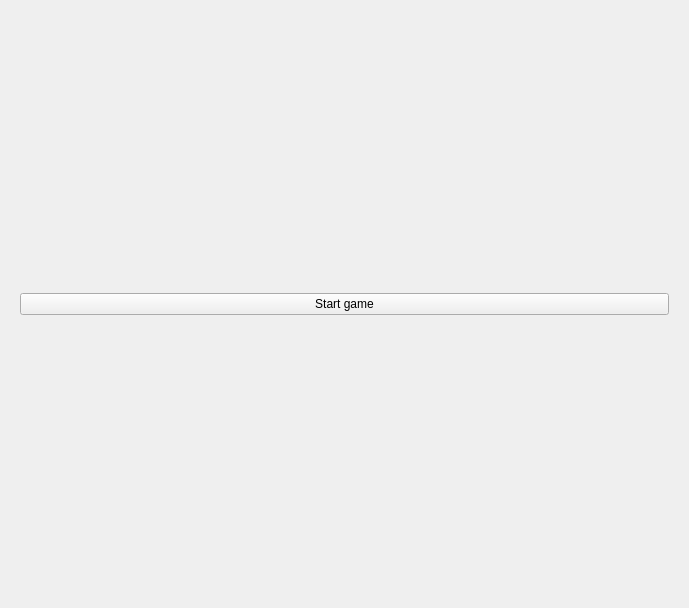
Old version of the form title.ui in the repository andrewreeman/staffGames.
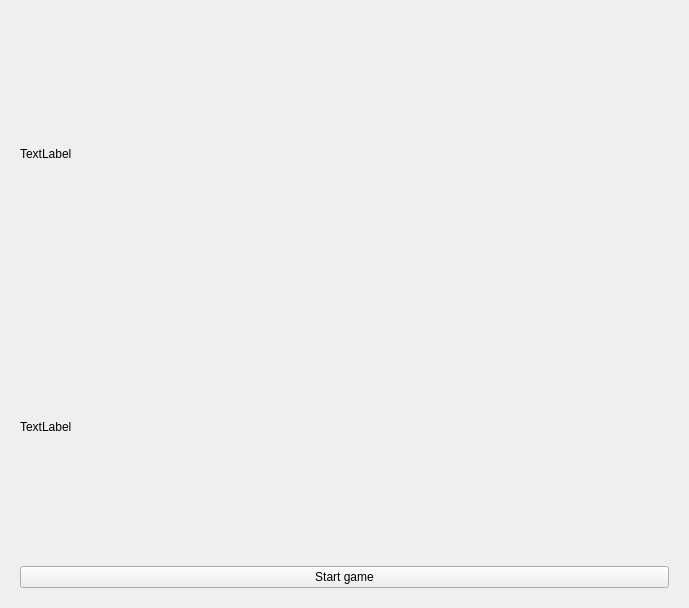
New version of the form. The open tabs and pages were chosen to show the change.

Commit message: With adding a user

The edit to the form file:
```diff
--- a/title.ui
+++ b/title.ui
@@ -68,6 +68,20 @@
      </widget>
      <widget class="QWidget" name="page_3">
       <layout class="QVBoxLayout" name="verticalLayout_5">
+       <item>
+        <widget class="QLabel" name="userName">
+         <property name="text">
+          <string>TextLabel</string>
+         </property>
+        </widget>
+       </item>
+       <item>
+        <widget class="QLabel" name="userScore">
+         <property name="text">
+          <string>TextLabel</string>
+         </property>
+        </widget>
+       </item>
        <item>
         <widget class="QPushButton" name="startGame">
          <property name="text">
```
Left out of the diff: 4 changed lines with no effect on the pictures. The commit also changes 10 other files.
